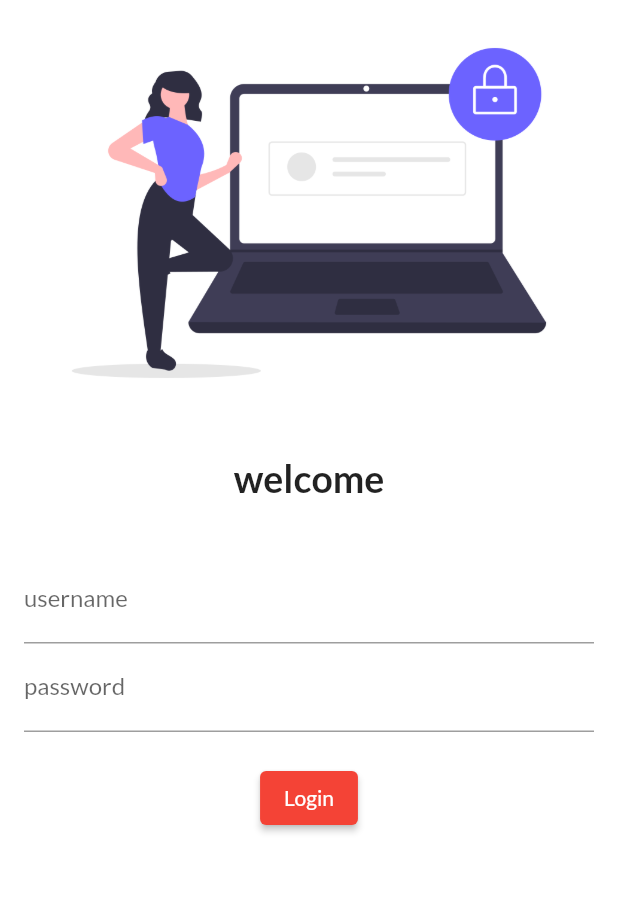
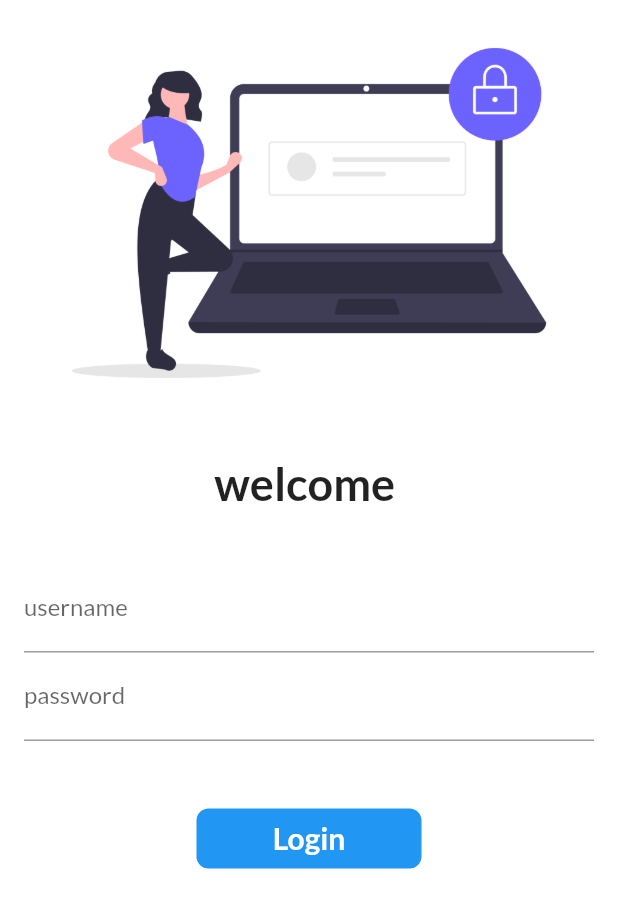
Before and after one commit to Khiladi19/eapp, a Flutter app: the screen it shows after launch, on a phone screen of 412 x 824 dp. Shown: the top 908 px of the screen. Run offline on Flutter 3.47's test engine with Material 2 defaults, Android fonts, the phone set to English and light mode, and no system bars; our stand-ins replace google_fonts.

Commit message:
day6iscomplete

```diff
--- a/lib/main.dart
+++ b/lib/main.dart
@@ -1,31 +1,36 @@
 import 'package:eapp/pages/home_page.dart';
 import 'package:eapp/pages/login_page.dart';
+import 'package:eapp/utils/routes.dart';
 import 'package:flutter/material.dart';
 import 'package:google_fonts/google_fonts.dart';
 
-
 void main() {
-  runApp(MyApp());
+  runApp(const MyApp());
 }
 
 class MyApp extends StatelessWidget {
+  const MyApp({Key? key}) : super(key: key);
+
   // This widget is the root of your application.
   @override
   Widget build(BuildContext context) {
     return MaterialApp(
       themeMode: ThemeMode.light, //theme data
       theme: ThemeData(
-          primarySwatch: Colors.red,
-          fontFamily: GoogleFonts.lato().fontFamily,),//theme data of app bar
+        primarySwatch: Colors.blue,
+        fontFamily: GoogleFonts.lato().fontFamily,
+      ),
+      // debugShowCheckedModeBanner: false,
+       //theme data of app bar
       darkTheme: ThemeData(
         brightness: Brightness.dark,
       ),
 
       initialRoute: "/",
       routes: {
-        "/": (context) => LoginPage(),
-        "/home": (context) => HomePage(),
-        "/login": (context) => LoginPage(),
+        "/": (context) => const LoginPage(),
+        MyRoutes.homeRoute : (context) => HomePage(),
+        MyRoutes.loginRoute : (context) => const LoginPage(),
       },
     );
   }
--- a/lib/pages/login_page.dart
+++ b/lib/pages/login_page.dart
@@ -1,10 +1,20 @@
+import 'package:eapp/utils/routes.dart';
 import 'package:flutter/material.dart';
 
-class LoginPage extends StatelessWidget {
+class LoginPage extends StatefulWidget {
+  const LoginPage({Key? key}) : super(key: key);
+  @override
+  State<LoginPage> createState() => _LoginPageState();
+}
+
+class _LoginPageState extends State<LoginPage> {
+  String name = "";
+  bool changeButton = false;
   @override
   Widget build(BuildContext context) {
     return Material(
       color: Colors.white,
+      child: SingleChildScrollView(
         child: Column(
           // image direction
           children: [
@@ -13,19 +23,19 @@ class LoginPage extends StatelessWidget {
               fit: BoxFit.cover,
             ), // image path
 
-          SizedBox(
+            const SizedBox(
               height: 20,
             ),
 
             Text(
-            "welcome",
-            style: TextStyle(
-              fontSize: 25,
+              "welcome $name",
+              style: const TextStyle(
+                fontSize: 30,
                 fontWeight: FontWeight.bold,
               ),
             ),
 
-          SizedBox(
+            const SizedBox(
               height: 20,
             ),
 
@@ -34,28 +44,67 @@ class LoginPage extends StatelessWidget {
               child: Column(
                 children: [
                   TextFormField(
-                  decoration: InputDecoration(
+                    decoration: const InputDecoration(
                         hintText: "Enterusername", labelText: "username"),
+                    onChanged: (value) {
+                      name = value;
+                      setState(() {});
+                    },
                   ),
                   TextFormField(
                     obscureText: true, //hidden a text or password
-                  decoration: InputDecoration(
+                    decoration: const InputDecoration(
                         hintText: "Enterpassword", labelText: "password"),
                   ),
-                SizedBox(
-                  height: 20,
+                  const SizedBox(
+                    height: 45,
                   ),
-                ElevatedButton(
-                  child: Text("Login"),
-                  onPressed: () {
-                    print("Hi Abhi");
+
+                  InkWell(
+                    onTap: () async{
+                      setState(() {
+                        changeButton = true;
+                      });
+
+                      await Future.delayed(const Duration(seconds: 1));
+
+                      // ignore: use_build_context_synchronously
+                      Navigator.pushNamed(context, MyRoutes.homeRoute);
                     },
+                    child: AnimatedContainer(
+                      duration: const Duration(seconds: 1),
+                      width: changeButton ? 60 : 150,
+                      height: 40,
+                      alignment: Alignment.center,
+                      decoration: BoxDecoration(
+                        color: Colors.blue,
+                        borderRadius:
+                            BorderRadius.circular(changeButton ? 50 : 8),
                       ),
+                      child: changeButton
+                          ? const Icon(Icons.done, color: Colors.white)
+                          : const Text(
+                              'Login',
+                              style: TextStyle(
+                                color: Colors.white,
+                                fontSize: 20,
+                                fontWeight: FontWeight.bold,
+                              ),
+                            ),
+                    ),
+                  ),
+                  // ElevatedButton(
+                  //     child: const Text("Login"),
+                  //     style: TextButton.styleFrom(minimumSize: Size(150, 40)),
+                  //     onPressed: () {
+                  //       Navigator.pushNamed(context, MyRoutes.homeRoute);
+                  //     }),
                 ],
               ),
             )
           ],
         ),
+      ),
     );
   }
 }
--- /dev/null
+++ b/lib/utils/routes.dart
@@ -0,0 +1,5 @@
+class MyRoutes {
+  static String loginRoute = "/login";
+  static String homeRoute = "/home";
+
+}
```
Lines whose indentation alone changed are shown as unchanged.
